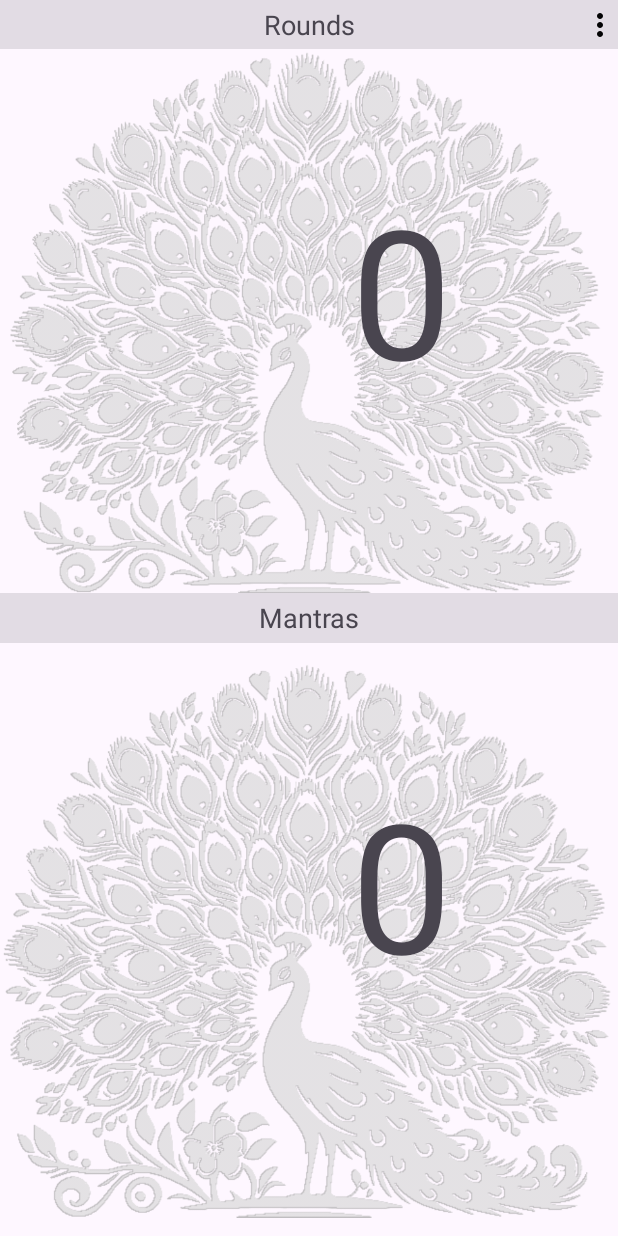
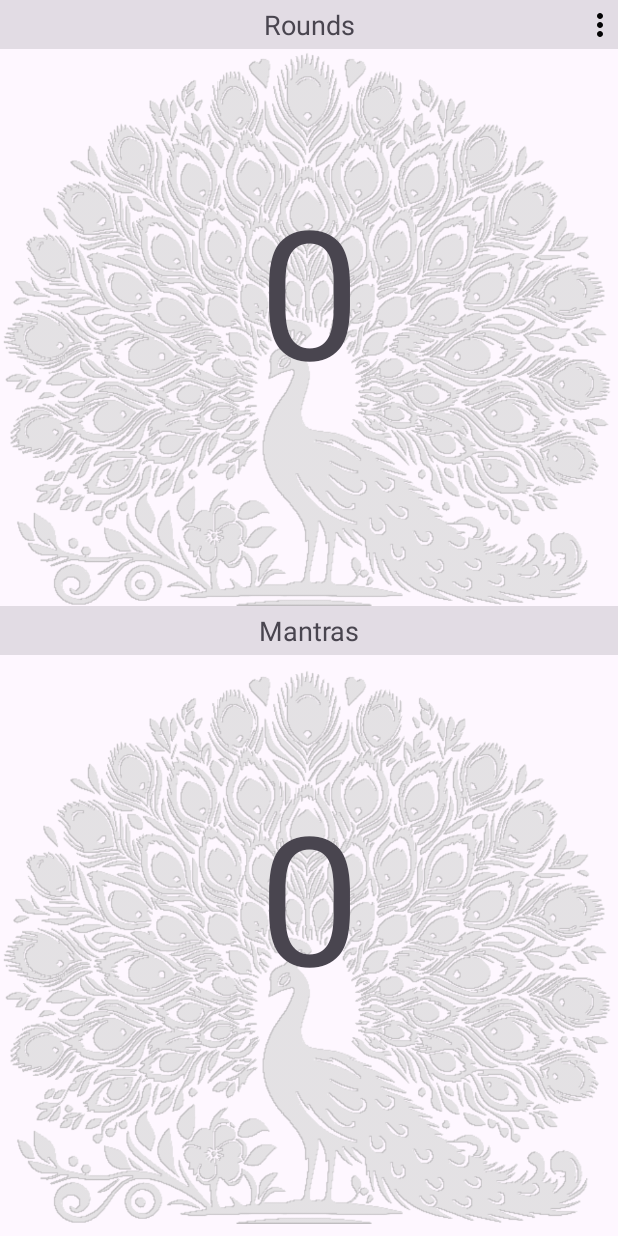
Before and after one commit to cakrina/JapaClocker, an Android app: the screen it shows after launch (MainActivity), on a phone screen of 412 x 824 dp. Run offline under Robolectric (Android 15) with nearby library versions, the phone set to English and light mode, and no system bars.

Commit message:
update 1.3-2 layout fixes

```diff
--- a/app/build.gradle.kts
+++ b/app/build.gradle.kts
@@ -17,7 +17,7 @@
         //noinspection OldTargetApi
         targetSdk = 34
 
-        versionCode = 1
+        versionCode = 2
         versionName = "1.3"
 
 
--- a/app/src/main/res/layout-land/activity_main.xml
+++ b/app/src/main/res/layout-land/activity_main.xml
@@ -56,7 +56,7 @@
         android:layout_width="0dp"
         android:layout_height="0dp"
         app:layout_constraintTop_toBottomOf="@id/tvRoundslabel"
-        app:layout_constraintLeft_toRightOf="@id/rvRounds"
+        app:layout_constraintLeft_toLeftOf="@id/tvRoundslabel"
         app:layout_constraintRight_toRightOf="@id/tvRoundslabel"
         app:layout_constraintBottom_toBottomOf="parent"
         android:textAlignment="center"
@@ -76,7 +76,7 @@
         app:layout_constraintTop_toTopOf="parent"
         app:layout_constraintLeft_toLeftOf="parent"
         app:layout_constraintHeight_percent=".1"
-        app:layout_constraintWidth_percent=".15"
+        app:layout_constraintWidth_percent=".2"
         android:paddingBottom="6dp"/>
 
 
@@ -87,7 +87,7 @@
         android:layout_height="0dp"
         android:requiresFadingEdge="vertical"
         android:fadingEdgeLength="150dp"
-        android:padding="16dp"
+        android:padding="10dp"
         app:layout_constraintTop_toBottomOf="@id/rvRoundLogLabel"
         app:layout_constraintLeft_toLeftOf="@id/rvRoundLogLabel"
         app:layout_constraintRight_toRightOf="@id/rvRoundLogLabel"
@@ -110,7 +110,7 @@
         android:id="@+id/tvMantras"
         android:layout_width="0dp"
         android:layout_height="0dp"
-        app:layout_constraintLeft_toRightOf="@id/rvMantraLogLabel"
+        app:layout_constraintLeft_toLeftOf="@id/tvMantraslabel"
         app:layout_constraintTop_toBottomOf="@id/tvMantraslabel"
         app:layout_constraintRight_toRightOf="parent"
         app:layout_constraintBottom_toBottomOf="parent"
@@ -130,7 +130,7 @@
         app:layout_constraintTop_toTopOf="parent"
         app:layout_constraintLeft_toRightOf="@id/tvRoundslabel"
         app:layout_constraintBottom_toBottomOf="@id/tvRoundslabel"
-        app:layout_constraintWidth_percent=".15"/>
+        app:layout_constraintWidth_percent=".2"/>
 
     <!-- Log RecyclerView -->
     <androidx.recyclerview.widget.RecyclerView
@@ -139,7 +139,7 @@
         android:layout_height="0dp"
         android:requiresFadingEdge="vertical"
         android:fadingEdgeLength="150dp"
-        android:padding="16dp"
+        android:padding="10dp"
         app:layout_constraintLeft_toLeftOf="@id/rvMantraLogLabel"
         app:layout_constraintRight_toRightOf="@id/rvMantraLogLabel"
         app:layout_constraintTop_toBottomOf="@id/rvMantraLogLabel"
--- a/app/src/main/res/layout/activity_main.xml
+++ b/app/src/main/res/layout/activity_main.xml
@@ -54,7 +54,7 @@
         android:layout_width="0dp"
         android:layout_height="0dp"
         app:layout_constraintTop_toTopOf="parent"
-        app:layout_constraintWidth_percent="0.3"
+        app:layout_constraintWidth_percent="0.4"
         app:layout_constraintLeft_toLeftOf="parent"
         app:layout_constraintBottom_toBottomOf="@+id/tvRoundslabel"/>
     <TextView
@@ -62,9 +62,9 @@
         android:layout_width="0dp"
         android:layout_height="0dp"
         app:layout_constraintTop_toBottomOf="@id/tvRoundslabel"
-        app:layout_constraintLeft_toRightOf="@id/rvRoundslabel"
+        app:layout_constraintLeft_toLeftOf="@id/tvRoundslabel"
         app:layout_constraintRight_toRightOf="@id/tvRoundslabel"
-        app:layout_constraintHeight_percent=".44"
+        app:layout_constraintHeight_percent=".45"
         android:clickable="true"
         android:longClickable="true"
         android:textAlignment="center"
@@ -81,7 +81,7 @@
         app:layout_constraintBottom_toBottomOf="@id/tvRounds"
         android:requiresFadingEdge="vertical"
         android:fadingEdgeLength="150dp"
-        android:padding="16dp" />
+        android:padding="10dp" />
 
     <TextView
         android:id="@+id/tvMantraslabel"
@@ -127,5 +127,5 @@
         app:layout_constraintBottom_toBottomOf="parent"
         android:requiresFadingEdge="vertical"
         android:fadingEdgeLength="150dp"
-        android:padding="16dp"/>
+        android:padding="10dp"/>
 </androidx.constraintlayout.widget.ConstraintLayout>
--- a/gradle.properties
+++ b/gradle.properties
@@ -21,4 +21,4 @@
 # resources declared in the library itself and none from the library's dependencies,
 # thereby reducing the size of the R class for that library
 android.nonTransitiveRClass=true
-VERSION_CODE=1
+VERSION_CODE=2
```
